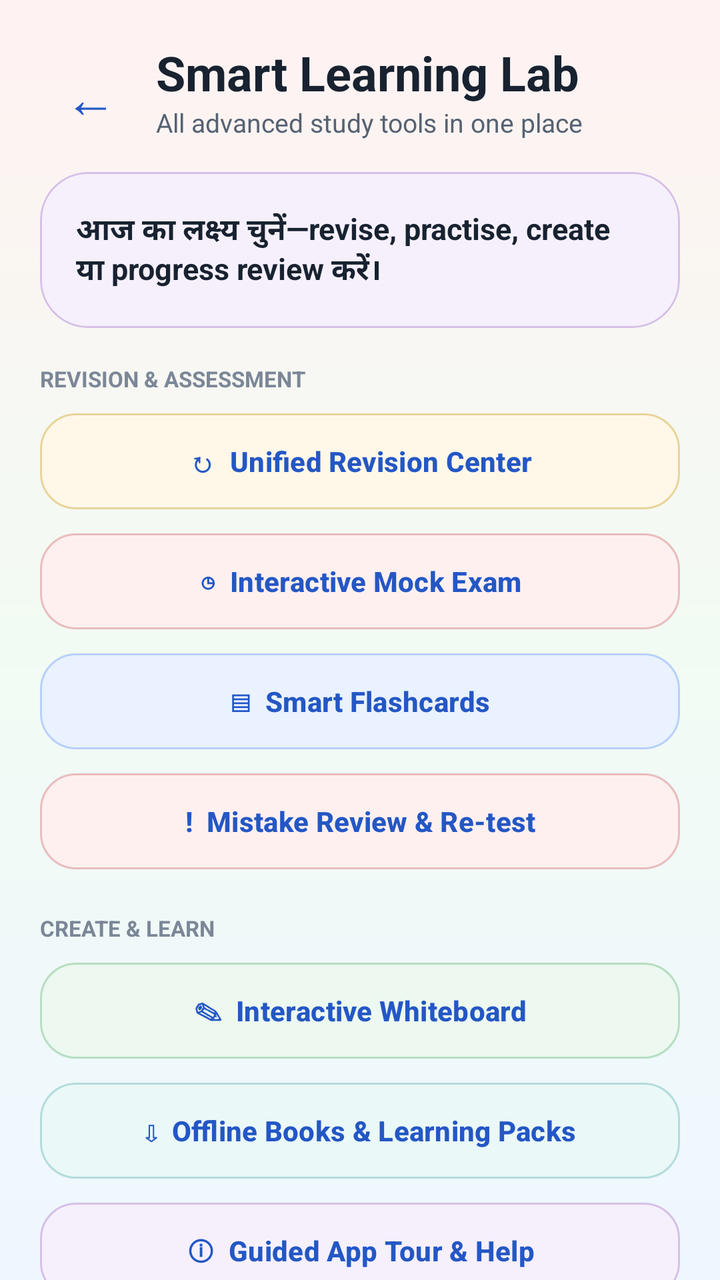
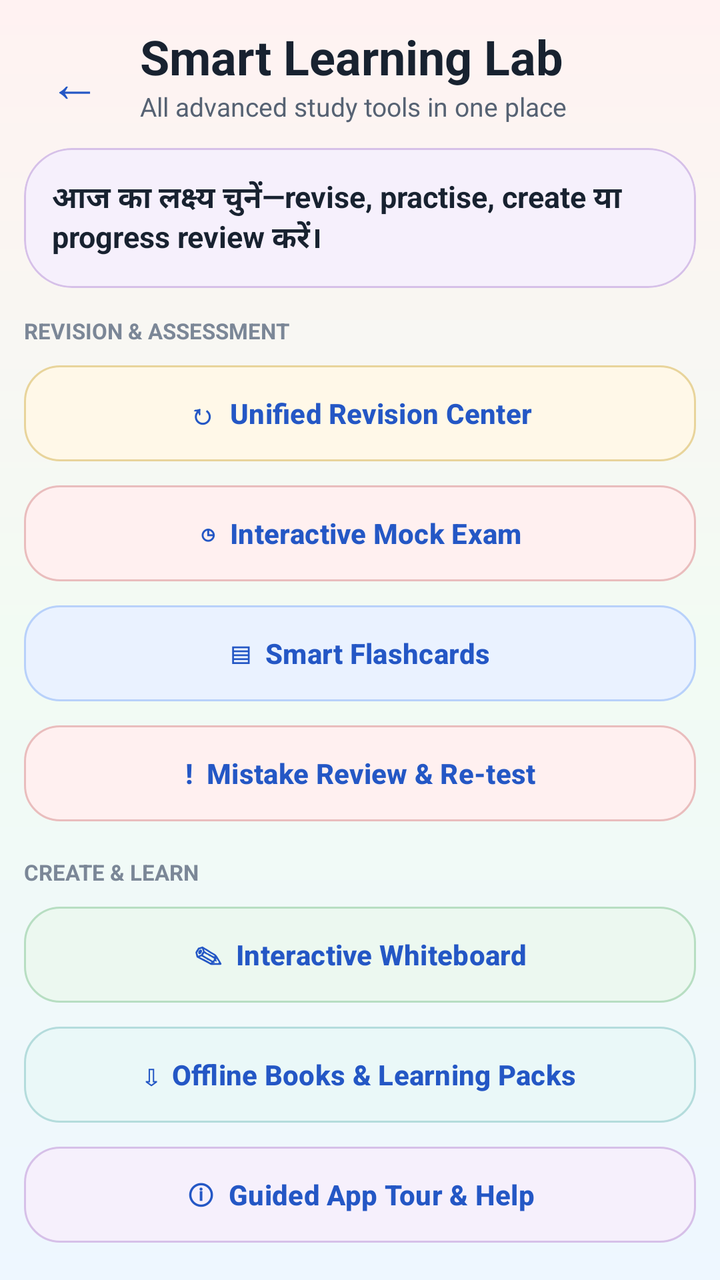

An Android layout rendered at two revisions. The XML below is the earlier revision; the diff shows what the commit changed to produce the second picture.
<!-- AndroidManifest.xml: application theme Theme.StudySaathi -->
<!-- res/layout/activity_learning_lab.xml -->
<?xml version="1.0" encoding="utf-8"?>
<androidx.core.widget.NestedScrollView xmlns:android="http://schemas.android.com/apk/res/android"
    xmlns:app="http://schemas.android.com/apk/res-auto"
    android:layout_width="match_parent" android:layout_height="match_parent"
    android:background="@drawable/bg_app_soft_mix" android:fillViewport="true">
    <LinearLayout android:layout_width="match_parent" android:layout_height="wrap_content"
        android:orientation="vertical" android:padding="20dp">
        <LinearLayout android:layout_width="match_parent" android:layout_height="wrap_content"
            android:gravity="center_vertical" android:orientation="horizontal">
            <com.google.android.material.button.MaterialButton android:id="@+id/buttonBack"
                style="@style/Widget.Material3.Button.TextButton" android:layout_width="48dp"
                android:layout_height="48dp" android:minWidth="0dp" android:text="←" android:textSize="26sp" />
            <LinearLayout android:layout_width="0dp" android:layout_height="wrap_content"
                android:layout_marginStart="10dp" android:layout_weight="1" android:orientation="vertical">
                <TextView android:layout_width="match_parent" android:layout_height="wrap_content"
                    android:text="Smart Learning Lab" android:textColor="@color/ss_text_primary"
                    android:textSize="24sp" android:textStyle="bold" />
                <TextView android:layout_width="match_parent" android:layout_height="wrap_content"
                    android:text="All advanced study tools in one place" android:textColor="@color/ss_text_secondary" android:textSize="13sp" />
            </LinearLayout>
        </LinearLayout>

        <com.google.android.material.card.MaterialCardView android:layout_width="match_parent"
            android:layout_height="wrap_content" android:layout_marginTop="16dp"
            app:cardBackgroundColor="@color/ss_purple_soft" app:cardCornerRadius="24dp"
            app:cardElevation="0dp" app:strokeColor="@color/ss_purple_border" app:strokeWidth="1dp">
            <TextView android:layout_width="match_parent" android:layout_height="wrap_content"
                android:padding="18dp" android:text="आज का लक्ष्य चुनें—revise, practise, create या progress review करें।"
                android:textColor="@color/ss_text_primary" android:textSize="15sp" android:textStyle="bold" />
        </com.google.android.material.card.MaterialCardView>

        <TextView android:layout_width="match_parent" android:layout_height="wrap_content"
            android:layout_marginTop="18dp" android:text="REVISION &amp; ASSESSMENT"
            android:textColor="@color/ss_text_muted" android:textSize="11sp" android:textStyle="bold" />
        <com.google.android.material.button.MaterialButton android:id="@+id/buttonLabRevision"
            style="@style/Widget.StudySaathi.Button.Outlined" android:layout_width="match_parent" android:layout_height="wrap_content"
            android:layout_marginTop="6dp" android:text="↻  Unified Revision Center" android:textAllCaps="false"
            app:backgroundTint="@color/ss_yellow_soft" app:strokeColor="@color/ss_yellow_border" />
        <com.google.android.material.button.MaterialButton android:id="@+id/buttonLabMockExam"
            style="@style/Widget.StudySaathi.Button.Outlined" android:layout_width="match_parent" android:layout_height="wrap_content"
            android:layout_marginTop="4dp" android:text="◷  Interactive Mock Exam" android:textAllCaps="false"
            app:backgroundTint="@color/ss_red_soft" app:strokeColor="@color/ss_red_border" />
        <com.google.android.material.button.MaterialButton android:id="@+id/buttonLabFlashcards"
            style="@style/Widget.StudySaathi.Button.Outlined" android:layout_width="match_parent" android:layout_height="wrap_content"
            android:layout_marginTop="4dp" android:text="▤  Smart Flashcards" android:textAllCaps="false"
            app:backgroundTint="@color/ss_blue_soft" app:strokeColor="@color/ss_blue_border" />
        <com.google.android.material.button.MaterialButton android:id="@+id/buttonLabMistakes"
            style="@style/Widget.StudySaathi.Button.Outlined" android:layout_width="match_parent" android:layout_height="wrap_content"
            android:layout_marginTop="4dp" android:text="!  Mistake Review &amp; Re-test" android:textAllCaps="false"
            app:backgroundTint="@color/ss_red_soft" app:strokeColor="@color/ss_red_border" />

        <TextView android:layout_width="match_parent" android:layout_height="wrap_content"
            android:layout_marginTop="18dp" android:text="CREATE &amp; LEARN"
            android:textColor="@color/ss_text_muted" android:textSize="11sp" android:textStyle="bold" />
        <com.google.android.material.button.MaterialButton android:id="@+id/buttonLabWhiteboard"
            style="@style/Widget.StudySaathi.Button.Outlined" android:layout_width="match_parent" android:layout_height="wrap_content"
            android:layout_marginTop="6dp" android:text="✎  Interactive Whiteboard" android:textAllCaps="false"
            app:backgroundTint="@color/ss_green_soft" app:strokeColor="@color/ss_green_border" />
        <com.google.android.material.button.MaterialButton android:id="@+id/buttonLabOffline"
            style="@style/Widget.StudySaathi.Button.Outlined" android:layout_width="match_parent" android:layout_height="wrap_content"
            android:layout_marginTop="4dp" android:text="⇩  Offline Books &amp; Learning Packs" android:textAllCaps="false"
            app:backgroundTint="@color/ss_teal_soft" app:strokeColor="@color/ss_teal_border" />
        <com.google.android.material.button.MaterialButton android:id="@+id/buttonLabOnboarding"
            style="@style/Widget.StudySaathi.Button.Outlined" android:layout_width="match_parent" android:layout_height="wrap_content"
            android:layout_marginTop="4dp" android:text="ⓘ  Guided App Tour &amp; Help" android:textAllCaps="false"
            app:backgroundTint="@color/ss_purple_soft" app:strokeColor="@color/ss_purple_border" />

        <TextView android:layout_width="match_parent" android:layout_height="wrap_content"
            android:layout_marginTop="18dp" android:text="ROUTINE &amp; PROGRESS"
            android:textColor="@color/ss_text_muted" android:textSize="11sp" android:textStyle="bold" />
        <com.google.android.material.button.MaterialButton android:id="@+id/buttonLabReminders"
            style="@style/Widget.StudySaathi.Button.Outlined" android:layout_width="match_parent" android:layout_height="wrap_content"
            android:layout_marginTop="6dp" android:text="◷  Smart Study Notifications" android:textAllCaps="false"
            app:backgroundTint="@color/ss_yellow_soft" app:strokeColor="@color/ss_yellow_border" />
        <com.google.android.material.button.MaterialButton android:id="@+id/buttonLabAchievements"
            style="@style/Widget.StudySaathi.Button.Outlined" android:layout_width="match_parent" android:layout_height="wrap_content"
            android:layout_marginTop="4dp" android:text="★  Achievements &amp; Streak Rewards" android:textAllCaps="false"
            app:backgroundTint="@color/ss_blue_soft" app:strokeColor="@color/ss_blue_border" />
        <com.google.android.material.button.MaterialButton android:id="@+id/buttonLabParentReport"
            style="@style/Widget.StudySaathi.Button.Outlined" android:layout_width="match_parent" android:layout_height="wrap_content"
            android:layout_marginTop="4dp" android:text="▥  Secure Parent Weekly Report" android:textAllCaps="false"
            app:backgroundTint="@color/ss_green_soft" app:strokeColor="@color/ss_green_border" />
    </LinearLayout>
</androidx.core.widget.NestedScrollView>
<!-- resources referenced by this layout -->
<resources>
  <color name="ss_blue_border">#B8D1FA</color>
  <color name="ss_blue_soft">#EAF2FF</color>
  <color name="ss_green_border">#B7DEC2</color>
  <color name="ss_green_soft">#ECF8F0</color>
  <color name="ss_purple_border">#D6C0E8</color>
  <color name="ss_purple_soft">#F6F0FC</color>
  <color name="ss_red_border">#E9BDBD</color>
  <color name="ss_red_soft">#FFF0F0</color>
  <color name="ss_teal_border">#B4DCDC</color>
  <color name="ss_teal_soft">#EAF8F8</color>
  <color name="ss_text_muted">#7B8797</color>
  <color name="ss_text_primary">#182230</color>
  <color name="ss_text_secondary">#566273</color>
  <color name="ss_yellow_border">#E8D49B</color>
  <color name="ss_yellow_soft">#FFF8E8</color>
  <!-- drawable bg_app_soft_mix (drawable) -->
  <?xml version="1.0" encoding="utf-8"?>
  <shape xmlns:android="http://schemas.android.com/apk/res/android"
      android:shape="rectangle">
  
      <gradient
          android:angle="270"
          android:centerColor="#F2FBF3"
          android:endColor="#EEF7FF"
          android:startColor="#FFF2F2"
          android:type="linear" />
  
  </shape>
  <style name="Widget.StudySaathi.Button.Outlined" parent="Widget.Material3.Button.OutlinedButton">
          <item name="cornerRadius">18dp</item>
          <item name="android:minHeight">56dp</item>
          <item name="android:textStyle">bold</item>
          <item name="strokeColor">@color/ss_outline_strong</item>
          <item name="android:textColor">@color/ss_primary</item>
      </style>
  <color name="ss_outline_strong">#B9C5D5</color>
  <color name="ss_primary">#2457C5</color>
  <color name="ss_on_primary">#FFFFFF</color>
  <color name="ss_primary_dark">#173F99</color>
  <color name="ss_secondary">#087F8C</color>
  <color name="ss_on_secondary">#FFFFFF</color>
  <color name="ss_tertiary">#8A5A00</color>
  <color name="ss_on_tertiary">#FFFFFF</color>
  <color name="ss_background">#F7F9FC</color>
  <color name="ss_surface">#FFFFFF</color>
  <color name="ss_surface_soft">#F0F4FA</color>
  <color name="ss_outline">#D6DEE9</color>
  <color name="ss_error">#BA1A1A</color>
  <color name="white">#FFFFFFFF</color>
  <!-- unchanged entries left out for length: 1 -->
</resources>

<!-- the commit's change to res/layout/activity_learning_lab.xml (unified diff, before → after) -->
@@ -4,7 +4,7 @@
     android:layout_width="match_parent" android:layout_height="match_parent"
     android:background="@drawable/bg_app_soft_mix" android:fillViewport="true">
     <LinearLayout android:layout_width="match_parent" android:layout_height="wrap_content"
-        android:orientation="vertical" android:padding="20dp">
+        android:orientation="vertical" android:padding="12dp">
         <LinearLayout android:layout_width="match_parent" android:layout_height="wrap_content"
             android:gravity="center_vertical" android:orientation="horizontal">
             <com.google.android.material.button.MaterialButton android:id="@+id/buttonBack"
@@ -21,16 +21,16 @@
         </LinearLayout>
 
         <com.google.android.material.card.MaterialCardView android:layout_width="match_parent"
-            android:layout_height="wrap_content" android:layout_marginTop="16dp"
+            android:layout_height="wrap_content" android:layout_marginTop="12dp"
             app:cardBackgroundColor="@color/ss_purple_soft" app:cardCornerRadius="24dp"
             app:cardElevation="0dp" app:strokeColor="@color/ss_purple_border" app:strokeWidth="1dp">
             <TextView android:layout_width="match_parent" android:layout_height="wrap_content"
-                android:padding="18dp" android:text="आज का लक्ष्य चुनें—revise, practise, create या progress review करें।"
+                android:padding="14dp" android:text="आज का लक्ष्य चुनें—revise, practise, create या progress review करें।"
                 android:textColor="@color/ss_text_primary" android:textSize="15sp" android:textStyle="bold" />
         </com.google.android.material.card.MaterialCardView>
 
         <TextView android:layout_width="match_parent" android:layout_height="wrap_content"
-            android:layout_marginTop="18dp" android:text="REVISION &amp; ASSESSMENT"
+            android:layout_marginTop="14dp" android:text="REVISION &amp; ASSESSMENT"
             android:textColor="@color/ss_text_muted" android:textSize="11sp" android:textStyle="bold" />
         <com.google.android.material.button.MaterialButton android:id="@+id/buttonLabRevision"
             style="@style/Widget.StudySaathi.Button.Outlined" android:layout_width="match_parent" android:layout_height="wrap_content"
@@ -50,7 +50,7 @@
             app:backgroundTint="@color/ss_red_soft" app:strokeColor="@color/ss_red_border" />
 
         <TextView android:layout_width="match_parent" android:layout_height="wrap_content"
-            android:layout_marginTop="18dp" android:text="CREATE &amp; LEARN"
+            android:layout_marginTop="14dp" android:text="CREATE &amp; LEARN"
             android:textColor="@color/ss_text_muted" android:textSize="11sp" android:textStyle="bold" />
         <com.google.android.material.button.MaterialButton android:id="@+id/buttonLabWhiteboard"
             style="@style/Widget.StudySaathi.Button.Outlined" android:layout_width="match_parent" android:layout_height="wrap_content"
@@ -66,7 +66,7 @@
             app:backgroundTint="@color/ss_purple_soft" app:strokeColor="@color/ss_purple_border" />
 
         <TextView android:layout_width="match_parent" android:layout_height="wrap_content"
-            android:layout_marginTop="18dp" android:text="ROUTINE &amp; PROGRESS"
+            android:layout_marginTop="14dp" android:text="ROUTINE &amp; PROGRESS"
             android:textColor="@color/ss_text_muted" android:textSize="11sp" android:textStyle="bold" />
         <com.google.android.material.button.MaterialButton android:id="@+id/buttonLabReminders"
             style="@style/Widget.StudySaathi.Button.Outlined" android:layout_width="match_parent" android:layout_height="wrap_content"
